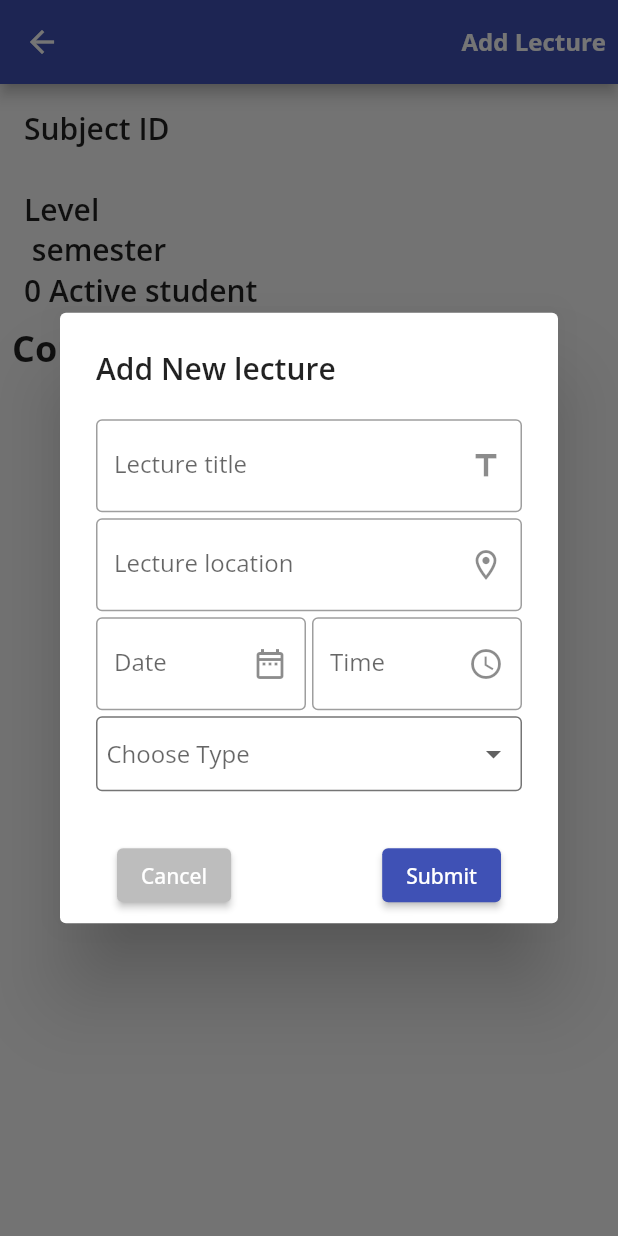
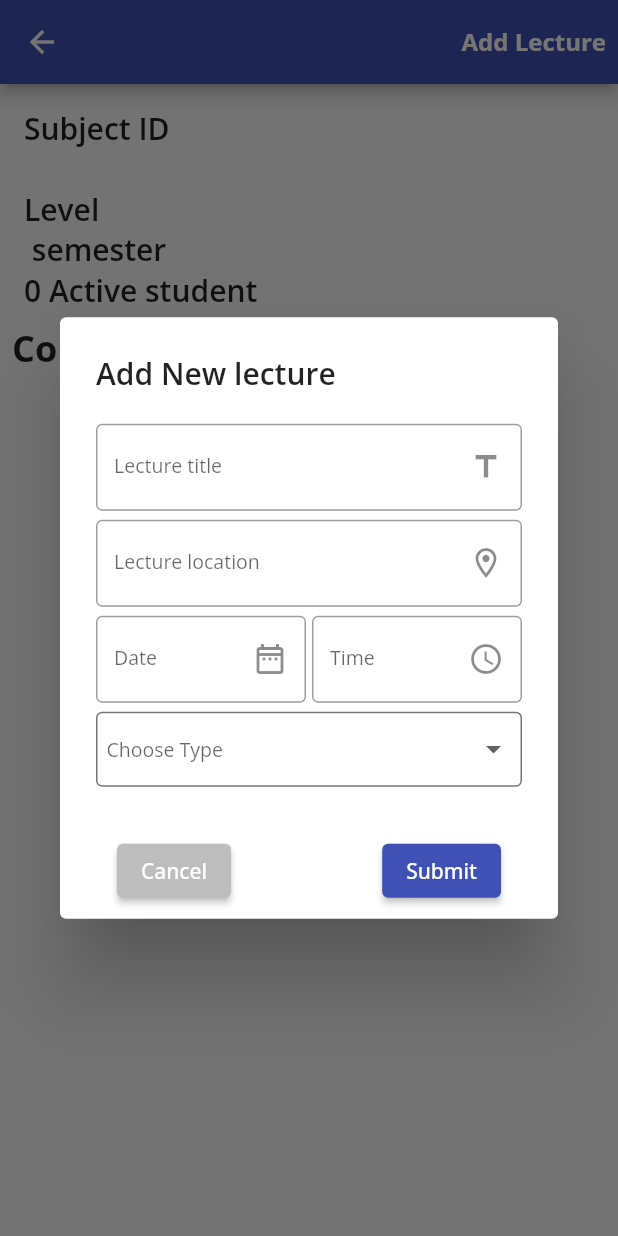
Before and after one commit to Mo7medSla7/attendance_tracker, a Flutter app: the InstructorSubjectScreen screen opened directly with empty values, after a tap on "Add Lecture", on a phone screen of 412 x 824 dp. Run offline on Flutter 3.47's test engine with Material 2 defaults, Android fonts, the phone set to English and light mode, and no system bars; our stand-ins replace carousel_slider, connectivity_plus, device_info_plus, dio, dots_indicator, flutter_bloc and 7 more; missing offline and left inert: excel, qr_code_scanner; accounts and stored records are empty; network calls fail.

Commit message:
dialog edit

```diff
--- a/lib/modules/instructor_subjects_screen/instructor_subjects_screen.dart
+++ b/lib/modules/instructor_subjects_screen/instructor_subjects_screen.dart
@@ -262,7 +262,7 @@ class AddNewLectureAlert extends StatelessWidget {
                               isSuffixClicked: false,
                             ),
                             const SizedBox(
-                              height: 4,
+                              height: 6,
                             ),
                             DefaultFormField2(
                               controller: lectureLocation,
@@ -272,7 +272,7 @@ class AddNewLectureAlert extends StatelessWidget {
                               isSuffixClicked: false,
                             ),
                             const SizedBox(
-                              height: 4,
+                              height: 6,
                             ),
                             Row(
                               children: [
@@ -339,7 +339,7 @@ class AddNewLectureAlert extends StatelessWidget {
                               ],
                             ),
                             const SizedBox(
-                              height: 4,
+                              height: 6,
                             ),
                             StatefulBuilder(builder: (context, setState) {
                               return Container(
@@ -354,7 +354,12 @@ class AddNewLectureAlert extends StatelessWidget {
                                 ),
                                 child: DropdownButtonHideUnderline(
                                   child: DropdownButton(
-                                    hint: const Text('Choose Type'),
+                                    hint: const Text(
+                                        'Choose Type',
+                                      style: TextStyle(
+                                        fontSize: 13,
+                                      ),
+                                    ),
                                     isExpanded: true,
                                     items: types
                                         .map(
@@ -364,7 +369,7 @@ class AddNewLectureAlert extends StatelessWidget {
                                               item,
                                               overflow: TextOverflow.ellipsis,
                                               style:
-                                                  const TextStyle(fontSize: 14),
+                                                  const TextStyle(fontSize: 13),
                                             ),
                                           ),
                                         )
--- a/lib/shared/component.dart
+++ b/lib/shared/component.dart
@@ -498,6 +498,7 @@ class DefaultFormField2 extends StatelessWidget {
   @override
   Widget build(BuildContext context) {
     return TextFormField(
+      style: const TextStyle(fontSize: 13),
       controller: controller,
       readOnly: enableReadOnly!,
       keyboardType: type,
```
